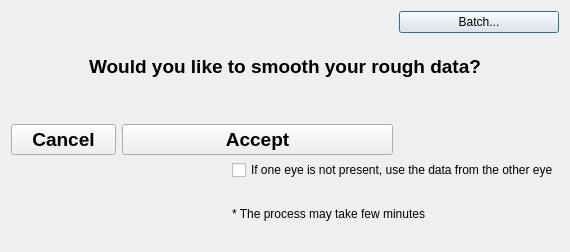
Qt form trunk/DialogSmoothXY.ui (jamesalvarez/grafix-coder) before a commit.
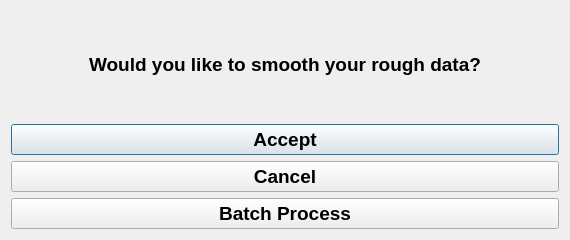
The same form after that commit.

```diff
--- a/trunk/DialogSmoothXY.ui
+++ b/trunk/DialogSmoothXY.ui
@@ -7,21 +7,26 @@
     <x>0</x>
     <y>0</y>
     <width>570</width>
-    <height>252</height>
+    <height>240</height>
    </rect>
   </property>
+  <property name="minimumSize">
+   <size>
+    <width>0</width>
+    <height>0</height>
+   </size>
+  </property>
+  <property name="maximumSize">
+   <size>
+    <width>16777215</width>
+    <height>16777215</height>
+   </size>
+  </property>
   <property name="windowTitle">
    <string>Dialog</string>
   </property>
-  <layout class="QGridLayout" name="gridLayout">
-   <item row="0" column="3">
-    <widget class="QPushButton" name="b_Batch">
-     <property name="text">
-      <string>Batch...</string>
-     </property>
-    </widget>
-   </item>
-   <item row="1" column="0" colspan="4">
+  <layout class="QVBoxLayout" name="verticalLayout">
+   <item>
     <widget class="QLabel" name="lMsg">
      <property name="font">
       <font>
@@ -47,22 +52,20 @@
      </property>
     </widget>
    </item>
-   <item row="2" column="0" rowspan="2">
-    <widget class="QPushButton" name="b_cancel">
-     <property name="font">
-      <font>
-       <pointsize>14</pointsize>
-       <weight>75</weight>
-       <bold>true</bold>
-      </font>
-     </property>
-     <property name="text">
-      <string>Cancel</string>
-     </property>
-    </widget>
-   </item>
-   <item row="2" column="1" rowspan="2" colspan="2">
+   <item>
     <widget class="QPushButton" name="b_accept">
+     <property name="minimumSize">
+      <size>
+       <width>0</width>
+       <height>31</height>
+      </size>
+     </property>
+     <property name="maximumSize">
+      <size>
+       <width>16777215</width>
+       <height>31</height>
+      </size>
+     </property>
      <property name="font">
       <font>
        <pointsize>14</pointsize>
@@ -75,17 +78,43 @@
      </property>
     </widget>
    </item>
-   <item row="3" column="2" colspan="2">
-    <widget class="QCheckBox" name="cb_eyes">
+   <item>
+    <widget class="QPushButton" name="b_cancel">
+     <property name="font">
+      <font>
+       <pointsize>14</pointsize>
+       <weight>75</weight>
+       <bold>true</bold>
+      </font>
+     </property>
      <property name="text">
-      <string>If one eye is not present, use the data from the other eye</string>
+      <string>Cancel</string>
      </property>
     </widget>
    </item>
-   <item row="4" column="2" colspan="2">
-    <widget class="QLabel" name="label_2">
+   <item>
+    <widget class="QPushButton" name="b_Batch">
+     <property name="minimumSize">
+      <size>
+       <width>0</width>
+       <height>31</height>
+      </size>
+     </property>
+     <property name="maximumSize">
+      <size>
+       <width>16777215</width>
+       <height>31</height>
+      </size>
+     </property>
+     <property name="font">
+      <font>
+       <pointsize>14</pointsize>
+       <weight>75</weight>
+       <bold>true</bold>
+      </font>
+     </property>
      <property name="text">
-      <string>* The process may take few minutes</string>
+      <string>Batch Process</string>
      </property>
     </widget>
    </item>
```
